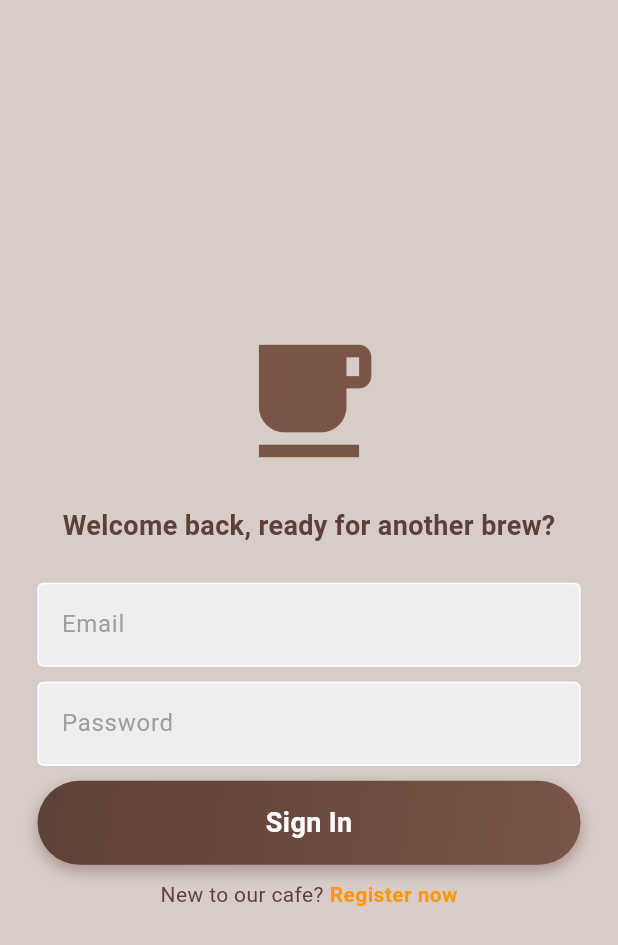
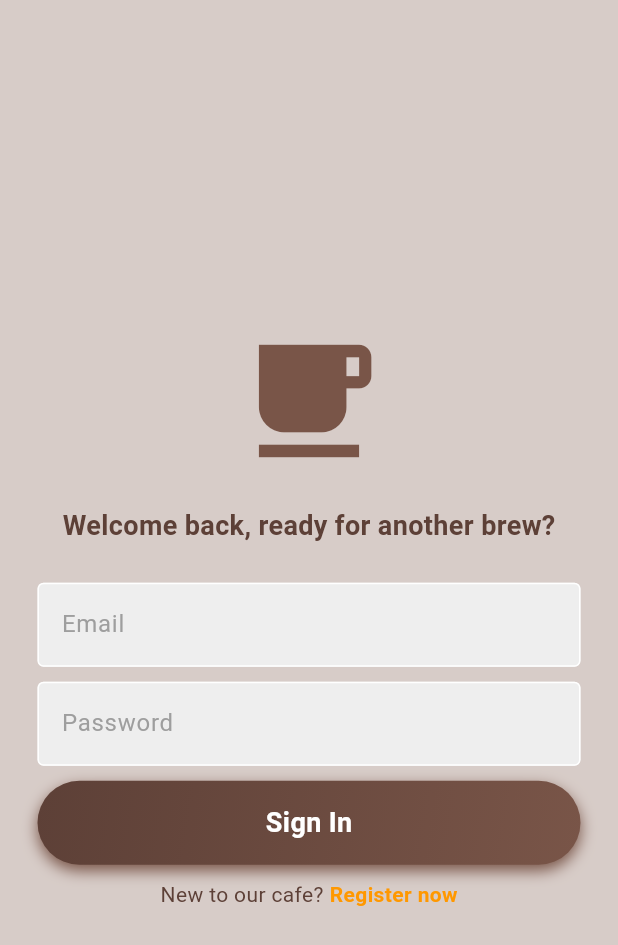
Before and after one commit to malakmahersoliman/coffee_shop, a Flutter app: the screen it shows after launch, on a phone screen of 412 x 824 dp. Shown: the top 945 px of the screen. Run offline on Flutter 3.47's test engine with Material 3 defaults, Android fonts, the phone set to English and light mode, and no system bars; our stand-ins replace firebase_auth, firebase_core, google_nav_bar, sqflite; accounts and stored records are empty.

Commit message:
fix that the app wasn't working on andriod

```diff
--- a/lib/components/button.dart
+++ b/lib/components/button.dart
@@ -1,8 +1,9 @@
 import 'package:flutter/material.dart';
 
 class MyButton extends StatelessWidget {
-  final Function()? onTap;
+  final VoidCallback? onTap;
   final String text;
+
   const MyButton({
     super.key,
     required this.onTap,
@@ -11,22 +12,27 @@ class MyButton extends StatelessWidget {
 
   @override
   Widget build(BuildContext context) {
-    return GestureDetector(
+    return Material(
+      color: Colors.transparent, // To preserve gradient
+      borderRadius: BorderRadius.circular(30),
+      child: InkWell(
+        borderRadius: BorderRadius.circular(30),
         onTap: onTap,
+        splashColor: Colors.white24,
         child: Container(
-        padding: const EdgeInsets.symmetric(vertical: 15, horizontal: 25), // Adjust padding
+          padding: const EdgeInsets.symmetric(vertical: 15, horizontal: 25),
           decoration: BoxDecoration(
-          gradient: LinearGradient( // Gradient for a more dynamic look
+            gradient: LinearGradient(
               colors: [Colors.brown.shade700, Colors.brown.shade500],
               begin: Alignment.topLeft,
               end: Alignment.bottomRight,
             ),
-          borderRadius: BorderRadius.circular(30), // Rounded corners
-          boxShadow: [
-            BoxShadow( // Shadow for depth
-              color: Colors.brown.withOpacity(0.5),
+            borderRadius: BorderRadius.circular(30),
+            boxShadow: const [
+              BoxShadow(
+                color: Colors.brown,
                 blurRadius: 8,
-              offset: const Offset(0, 4), // Shadow position
+                offset: Offset(0, 4),
               ),
             ],
           ),
@@ -36,7 +42,8 @@ class MyButton extends StatelessWidget {
               style: const TextStyle(
                 color: Colors.white,
                 fontWeight: FontWeight.bold,
-              fontSize: 18, // Increased font size for better visibility
+                fontSize: 18,
+              ),
             ),
           ),
         ),
--- a/lib/pages/cart_page.dart
+++ b/lib/pages/cart_page.dart
@@ -88,7 +88,7 @@ class CartPage extends StatelessWidget {
                           backgroundColor: WidgetStateProperty.resolveWith<Color>(
                             (states) {
                               if (states.contains(WidgetState.pressed)) {
-                                return Colors.brown.withOpacity(0.8); // Darker shade when pressed
+                                return Colors.brown.withAlpha((0.8 * 255).round()); // Darker shade when pressed
                               }
                               return Colors.brown;
                             },
--- a/lib/pages/home_page.dart
+++ b/lib/pages/home_page.dart
@@ -16,7 +16,7 @@ class HomePage extends StatefulWidget {
 class _HomePageState extends State<HomePage> {
   int _selectedIndex = 0;
 
-  void NavigationBar(int index) {
+  void onNavigationBarTap(int index) {
     if (index == 2) { // Assuming index 2 is for logout
       _logout();
     } else {
@@ -28,6 +28,7 @@ class _HomePageState extends State<HomePage> {
 
   void _logout() async {
     await AuthService().signOut(); // Sign out the user
+    if (!mounted) return;
     Navigator.pushReplacement(
       context,
       MaterialPageRoute(builder: (context) => const AuthPage()), // Navigate to Auth page
@@ -44,7 +45,7 @@ class _HomePageState extends State<HomePage> {
     return Scaffold(
       backgroundColor: backgroundColor,
       bottomNavigationBar: MyBottomNavBar(
-        onTabChange: (index) => NavigationBar(index),
+        onTabChange: (index) => onNavigationBarTap(index),
       ),
       body: _pages[_selectedIndex],
     );
--- a/lib/pages/login_page.dart
+++ b/lib/pages/login_page.dart
@@ -36,9 +36,11 @@ class _LoginPageState extends State<LoginPage> {
         email: emailTextController.text,
         password: passwordTextController.text,
       );
+      if (!mounted) return;
       // pop loading circle
-      if (context.mounted) Navigator.pop(context);
+      Navigator.pop(context);
     } on FirebaseAuthException catch (e) {
+      if (!mounted) return;
       // pop loading circle
       Navigator.pop(context);
       // display error message
--- a/lib/pages/register_page.dart
+++ b/lib/pages/register_page.dart
@@ -39,8 +39,10 @@ class _RegisterPageState extends State<RegisterPage> {
         email: emailTextController.text,
         password: passwordTextController.text,
       );
-      if (context.mounted) Navigator.pop(context);
+      if (!mounted) return;
+      Navigator.pop(context);
     } on FirebaseAuthException catch (e) {
+      if (!mounted) return;
       Navigator.pop(context);
       displayMessage(e.code);
     }
```
Also changed, not shown: pubspec.yaml (+7 -7 lines), pubspec.lock, 9 other files. Lines whose indentation alone changed are shown as unchanged.
